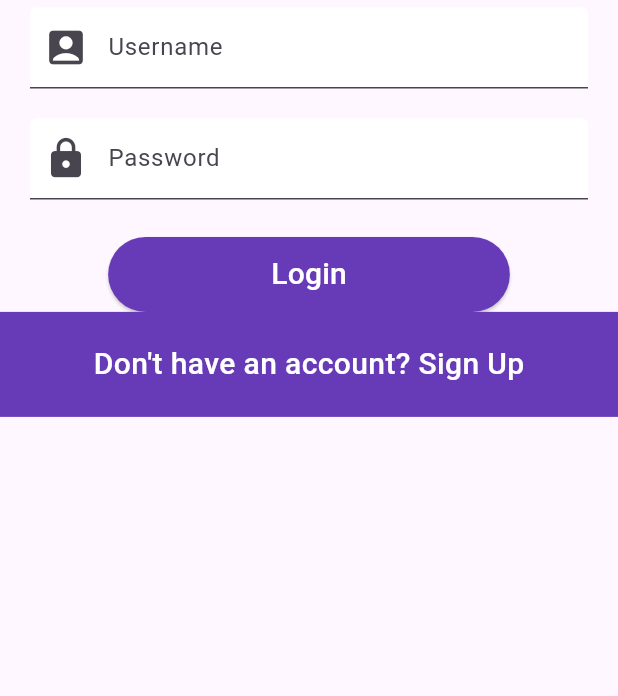
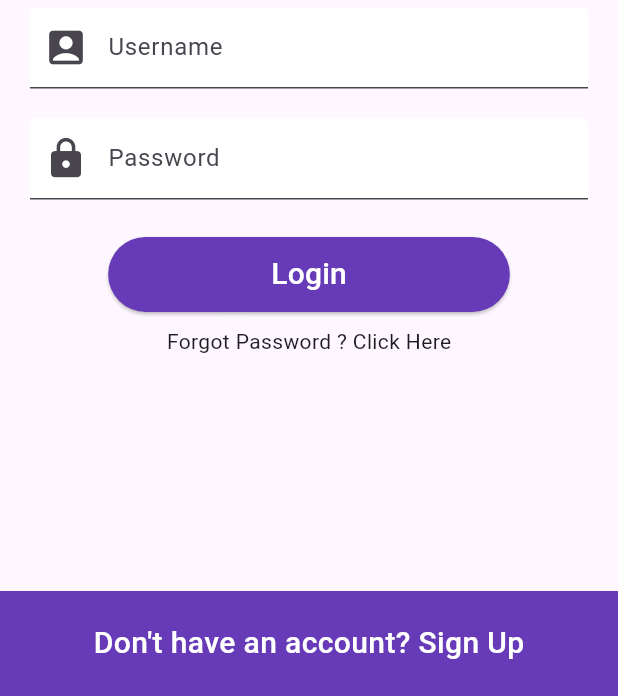
Before and after one commit to abdulrehman57/socialapp, a Flutter app: the screen it shows after launch, on a phone screen of 412 x 824 dp, the part 540-1236 px from its top. Run offline on Flutter 3.47's test engine with Material 2 defaults, Android fonts, the light colour scheme and no system bars.

Commit message:
second commit

```diff
--- a/lib/screens/login.dart
+++ b/lib/screens/login.dart
@@ -83,7 +83,16 @@ class _LoginScreenState extends State<LoginScreen> {
                   ),
                 ),
               ),
-              Container(
+              const SizedBox(
+                height: 10.0,
+              ),
+              const Text('Forgot Password ? Click Here'),
+              Expanded(
+                child: Align(
+                  alignment: FractionalOffset.bottomCenter,
+                  child: GestureDetector(
+                    onTap: () {},
+                    child: Container(
                       alignment: Alignment.center,
                       height: 70.0,
                       width: double.infinity,
@@ -98,7 +107,10 @@ class _LoginScreenState extends State<LoginScreen> {
                           color: Colors.white,
                         ),
                       ),
-              )
+                    ),
+                  ),
+                ),
+              ),
             ],
           ),
         ),
```
Lines whose indentation alone changed are shown as unchanged.
